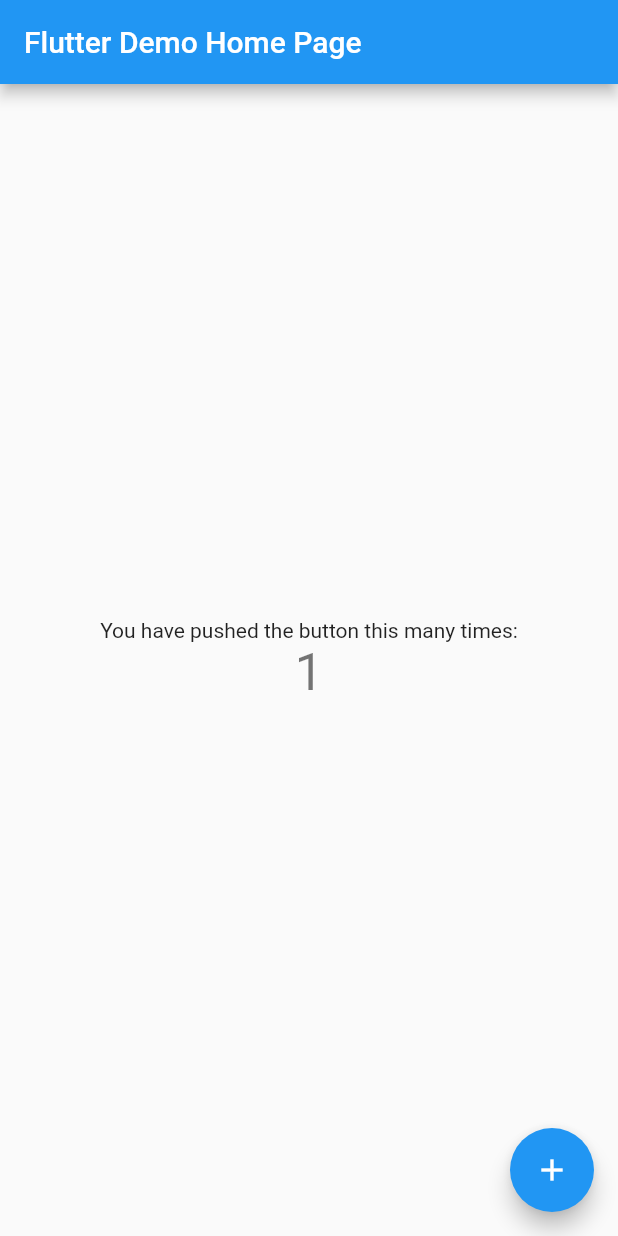
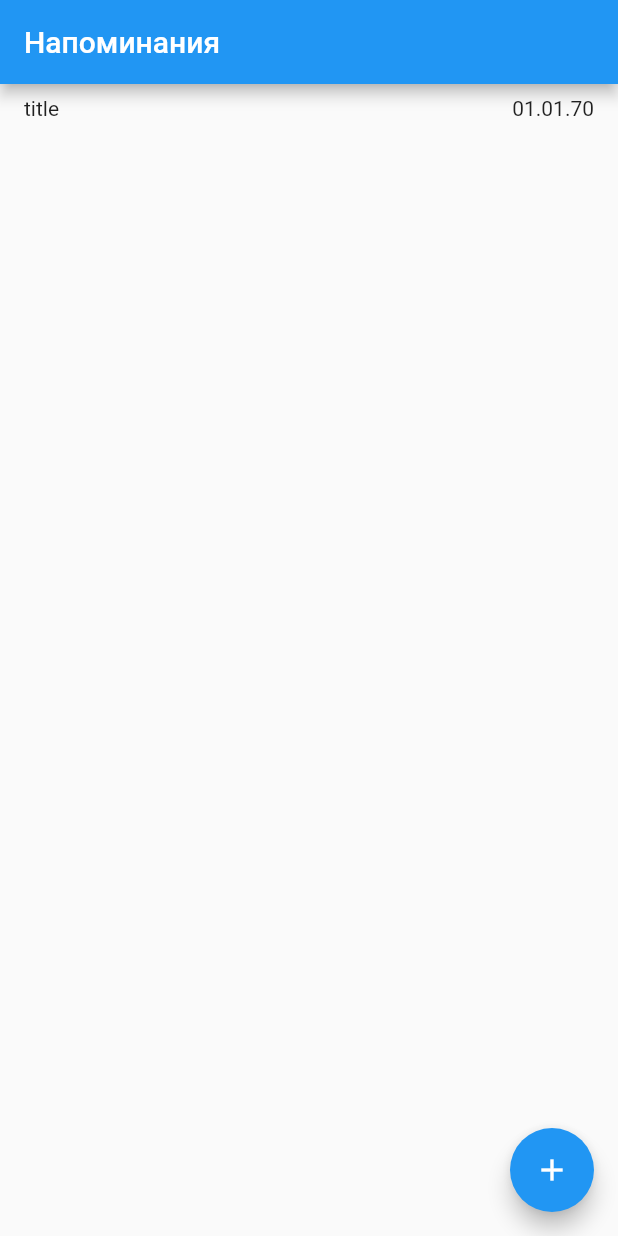
Before and after one commit to rockstar4095/reminder_flutter_app, a Flutter app: the screen it shows after launch, after a tap on the "add" icon, on a phone screen of 412 x 824 dp. Run offline on Flutter 3.47's test engine with Material 2 defaults, Android fonts, the phone set to English and light mode, and no system bars.

Commit message:
intermediate commit.

```diff
--- a/lib/main.dart
+++ b/lib/main.dart
@@ -1,10 +1,9 @@
 import 'package:flutter/material.dart';
+import 'package:reminder_flutter_app/screens/main_screen.dart';
 
-void main() {
-  runApp(MyApp());
-}
+void main() => runApp(App());
 
-class MyApp extends StatelessWidget {
+class App extends StatelessWidget {
   @override
   Widget build(BuildContext context) {
     return MaterialApp(
@@ -13,54 +12,7 @@ class MyApp extends StatelessWidget {
         primarySwatch: Colors.blue,
         visualDensity: VisualDensity.adaptivePlatformDensity,
       ),
-      home: MyHomePage(title: 'Flutter Demo Home Page'),
+      home: MainScreen(),
     );
   }
 }
-
-class MyHomePage extends StatefulWidget {
-  MyHomePage({Key key, this.title}) : super(key: key);
-
-  final String title;
-
-  @override
-  _MyHomePageState createState() => _MyHomePageState();
-}
-
-class _MyHomePageState extends State<MyHomePage> {
-  int _counter = 0;
-
-  void _incrementCounter() {
-    setState(() {
-      _counter++;
-    });
-  }
-
-  @override
-  Widget build(BuildContext context) {
-    return Scaffold(
-      appBar: AppBar(
-        title: Text(widget.title),
-      ),
-      body: Center(
-        child: Column(
-          mainAxisAlignment: MainAxisAlignment.center,
-          children: <Widget>[
-            Text(
-              'You have pushed the button this many times:',
-            ),
-            Text(
-              '$_counter',
-              style: Theme.of(context).textTheme.headline4,
-            ),
-          ],
-        ),
-      ),
-      floatingActionButton: FloatingActionButton(
-        onPressed: _incrementCounter,
-        tooltip: 'Increment',
-        child: Icon(Icons.add),
-      ),
-    );
-  }
-}
--- /dev/null
+++ b/lib/model/reminder.dart
@@ -0,0 +1,13 @@
+import 'package:flutter/material.dart';
+
+class Reminder {
+  final String title;
+  final String description;
+  final DateTime dateTime;
+
+  Reminder({
+    @required this.title,
+    @required this.dateTime,
+    this.description = '',
+  });
+}
--- /dev/null
+++ b/lib/screens/main_screen.dart
@@ -0,0 +1,31 @@
+import 'package:flutter/material.dart';
+import 'package:reminder_flutter_app/model/reminder.dart';
+import 'package:reminder_flutter_app/screens/reminder_item.dart';
+
+class MainScreen extends StatelessWidget {
+  @override
+  Widget build(BuildContext context) {
+    return Scaffold(
+      appBar: AppBar(
+        title: Text('Напоминания'),
+      ),
+      floatingActionButton: FloatingActionButton(
+        onPressed: () {},
+        child: Icon(Icons.add),
+      ),
+      body: _remindersList(context, _reminders),
+    );
+  }
+
+  Widget _remindersList(BuildContext context, List<Reminder> reminders) =>
+      ListView.builder(
+        itemCount: reminders.length,
+        itemBuilder: (context, index) {
+          return ReminderItem(reminders: reminders, index: index);
+        },
+      );
+}
+
+final _reminders = [
+  Reminder(title: 'title', dateTime: DateTime.parse('1970-01-01T00:00:00.000000Z')),
+];
--- /dev/null
+++ b/lib/screens/reminder_item.dart
@@ -0,0 +1,29 @@
+import 'package:flutter/material.dart';
+import 'package:reminder_flutter_app/model/reminder.dart';
+import 'package:reminder_flutter_app/utils/date_time_formatter.dart';
+
+class ReminderItem extends StatelessWidget {
+  final List<Reminder> reminders;
+  final int index;
+
+  ReminderItem({
+    @required this.reminders,
+    @required this.index,
+  });
+
+  @override
+  Widget build(BuildContext context) {
+    final current = reminders[index];
+    final previous = index > 0 ? reminders[index - 1] : null;
+
+    return Container(
+      padding: const EdgeInsets.symmetric(vertical: 8, horizontal: 16),
+      child: Row(
+        children: [
+          Expanded(child: Text(current.title)),
+          Text(current.dateTime.ddMMyy()),
+        ],
+      ),
+    );
+  }
+}
--- /dev/null
+++ b/lib/utils/date_time_formatter.dart
@@ -0,0 +1,10 @@
+import 'package:intl/intl.dart';
+
+extension DateTimeFormatter on DateTime {
+  String ddMMyy() {
+    final pattern = 'dd.MM.yy';
+    final locale = 'ru_RU';
+    final dateFormat = DateFormat(pattern, locale);
+    return dateFormat.format(this);
+  }
+}
--- a/pubspec.yaml
+++ b/pubspec.yaml
@@ -11,6 +11,7 @@ environment:
 dependencies:
   flutter:
     sdk: flutter
+  intl: ^0.16.1
 
 dev_dependencies:
   flutter_test:
```
Also changed, not shown: pubspec.lock, 1 other file.
